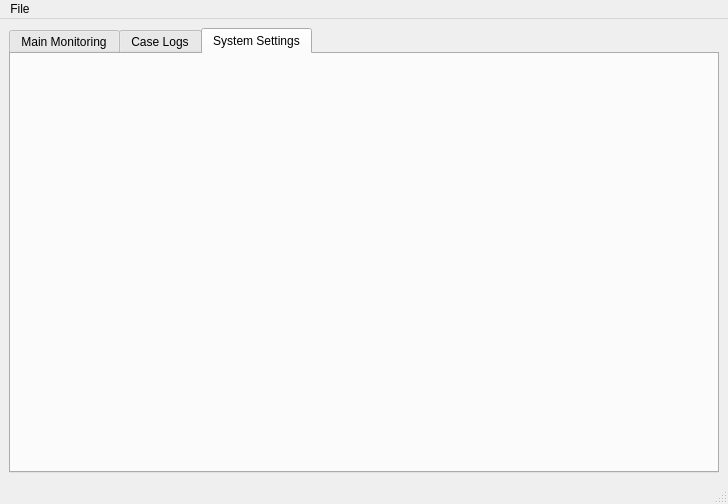
The window that gui/ui/main_window2.ui (addinedu-ros-9th/deeplearning-repo-1) describes before a commit, drawn with Qt 5.
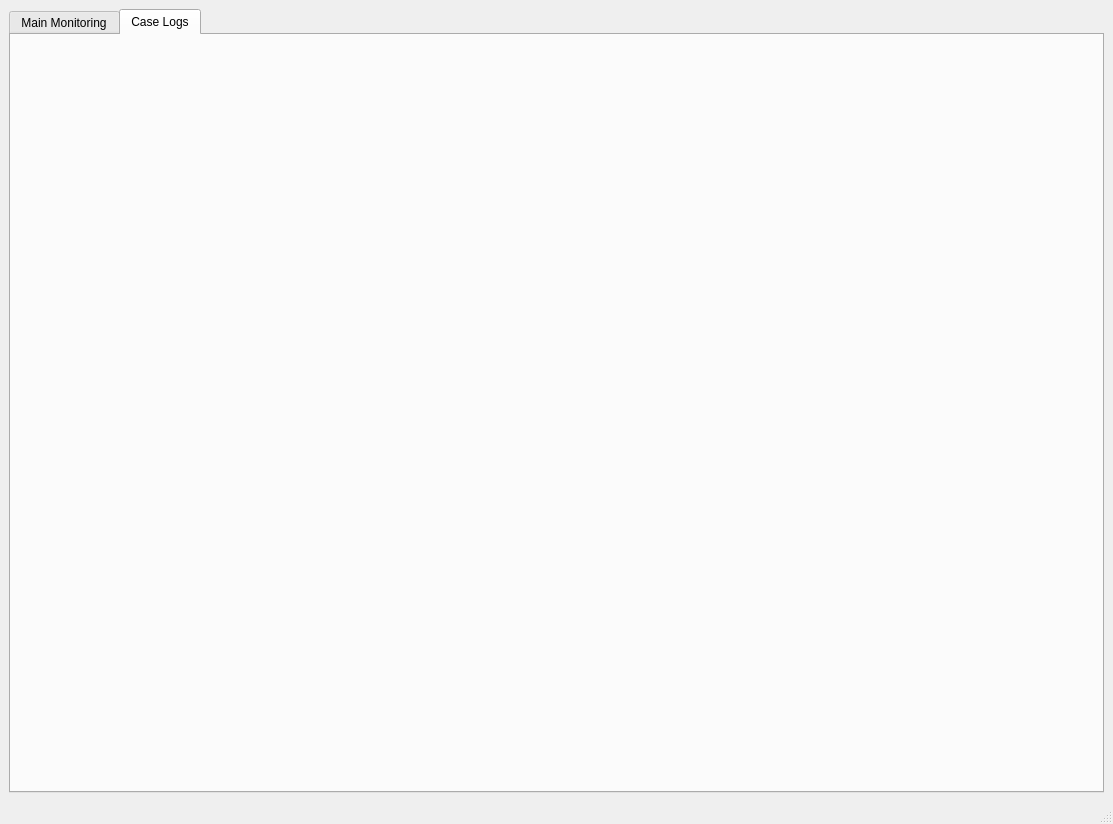
The same window after the commit. The open tabs and pages were chosen to show the change.

What changed in the file:
```diff
--- a/gui/ui/main_window2.ui
+++ b/gui/ui/main_window2.ui
@@ -6,8 +6,8 @@
    <rect>
     <x>0</x>
     <y>0</y>
-    <width>728</width>
-    <height>504</height>
+    <width>1113</width>
+    <height>824</height>
    </rect>
   </property>
   <property name="windowTitle">
@@ -32,33 +32,10 @@
        </attribute>
        <layout class="QVBoxLayout" name="verticalLayout_on_manage_tab"/>
       </widget>
-      <widget class="QWidget" name="system_tab">
-       <attribute name="title">
-        <string>System Settings</string>
-       </attribute>
-       <layout class="QVBoxLayout" name="verticalLayout_2"/>
-      </widget>
      </widget>
     </item>
    </layout>
   </widget>
-  <widget class="QMenuBar" name="menubar">
-   <property name="geometry">
-    <rect>
-     <x>0</x>
-     <y>0</y>
-     <width>728</width>
-     <height>24</height>
-    </rect>
-   </property>
-   <widget class="QMenu" name="menu">
-    <property name="title">
-     <string>File</string>
-    </property>
-    <addaction name="actionExit"/>
-   </widget>
-   <addaction name="menu"/>
-  </widget>
   <widget class="QStatusBar" name="statusbar"/>
   <action name="actionExit">
    <property name="text">
```
